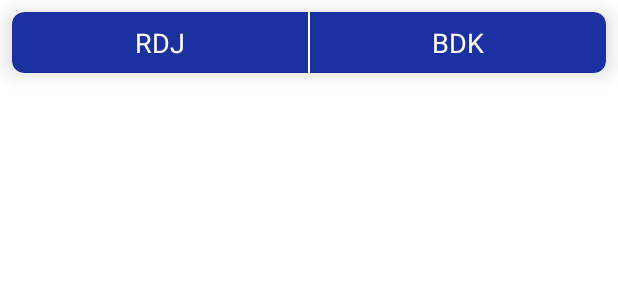
After one commit to Tchoco/MoviesList, an Android app: the layout cast_list.xml on its own in the app's theme, with its tools: preview values and no code run, on a phone screen of 412 x 824 dp. The commit adds this screen. Shown: the top 300 px of the screen. Run offline under Robolectric (Android 15) with nearby library versions, the phone set to English and light mode, and no system bars.

Commit message:
Main functionnality is working

```diff
--- a/app/src/main/java/com/example/movieslist/Adapters/HomeRecyclerAdapter.java
+++ b/app/src/main/java/com/example/movieslist/Adapters/HomeRecyclerAdapter.java
@@ -41,6 +41,7 @@ public class HomeRecyclerAdapter extends RecyclerView.Adapter<HomeViewHolder>
     public void onBindViewHolder(@NonNull HomeViewHolder holder, int position)
     {
         holder.textView_movie.setText(list.get(position).getTitle());
+        holder.textView_movie.setSelected(true);
         Picasso.get().load(list.get(position).getPoster_path()).into(holder.imageView_poster);
 
         holder.home_container.setOnClickListener(new View.OnClickListener()
--- a/app/src/main/java/com/example/movieslist/Models/DetailsApiResponse.java
+++ b/app/src/main/java/com/example/movieslist/Models/DetailsApiResponse.java
@@ -43,8 +43,8 @@ public class DetailsApiResponse {
     }
 
     public String getPoster_path() {
-        String path = "https://image.tmdb.org/t/p/w500/" + poster_path;
-        return poster_path;
+        String path = "https://image.tmdb.org/t/p/w500" + poster_path;
+        return path;
     }
 
     public void setPoster_path(String poster_path) {
--- a/app/src/main/res/layout/activity_movie_details.xml
+++ b/app/src/main/res/layout/activity_movie_details.xml
@@ -94,12 +94,17 @@
                     <ImageView
                         android:id="@+id/Image_View_movie_poster"
                         android:layout_marginTop="8dp"
+                        android:layout_gravity="center"
                         android:layout_width="wrap_content"
                         android:layout_height="wrap_content"/>
                     <TextView
                         android:id="@+id/textView_movie_plot"
                         android:textStyle="normal"
                         android:textAlignment="center"
+                        android:layout_marginLeft="18dp"
+                        android:layout_marginRight="18dp"
+                        android:layout_marginBottom="18dp"
+                        android:justificationMode="inter_word"
                         android:textSize="18sp"
                         android:textColor="@color/white"
                         android:layout_width="match_parent"
--- /dev/null
+++ b/app/src/main/res/layout/cast_list.xml
@@ -0,0 +1,43 @@
+<?xml version="1.0" encoding="utf-8"?>
+<androidx.cardview.widget.CardView xmlns:android="http://schemas.android.com/apk/res/android"
+    android:layout_width="match_parent"
+    android:layout_height="wrap_content"
+    xmlns:app="http://schemas.android.com/apk/res-auto"
+    app:cardElevation="8dp"
+    app:cardBackgroundColor="@color/blue"
+    app:cardCornerRadius="8dp"
+    android:layout_margin="8dp">
+    <LinearLayout
+        android:orientation="horizontal"
+        android:layout_width="match_parent"
+        android:layout_height="wrap_content">
+        <TextView
+            android:id="@+id/textView_actor"
+            android:text="RDJ"
+            android:textColor="@color/white"
+            android:textSize="18sp"
+            android:textAlignment="center"
+            android:textStyle="normal"
+            android:padding="8dp"
+            android:layout_weight="1"
+            android:layout_width="0dp"
+            android:layout_height="wrap_content"/>
+        <View
+            android:background="@color/white"
+            android:layout_width="1dp"
+            android:layout_height="match_parent"/>
+        <TextView
+            android:id="@+id/textView_character"
+            android:text="BDK"
+            android:textColor="@color/white"
+            android:textSize="18sp"
+            android:textAlignment="center"
+            android:textStyle="normal"
+            android:padding="8dp"
+            android:layout_weight="1"
+            android:layout_width="0dp"
+            android:layout_height="wrap_content"/>
+
+    </LinearLayout>
+
+</androidx.cardview.widget.CardView>
```
Also changed, not shown: app/src/main/java/com/example/movieslist/Adapters/CastRecylerAdapter.java (+53 -1 lines), app/src/main/java/com/example/movieslist/Listeners/OnCastMembersApiListeners.java (added, +10 -0 lines), app/src/main/java/com/example/movieslist/Models/ArrayForCastMembers.java (added, +23 -0 lines), app/src/main/java/com/example/movieslist/Models/CastMembers.java (added, +16 -0 lines), app/src/main/java/com/example/movieslist/MovieDetailsActivity.java (+43 -2 lines), app/src/main/java/com/example/movieslist/Request_Manager.java (+44 -0 lines).
